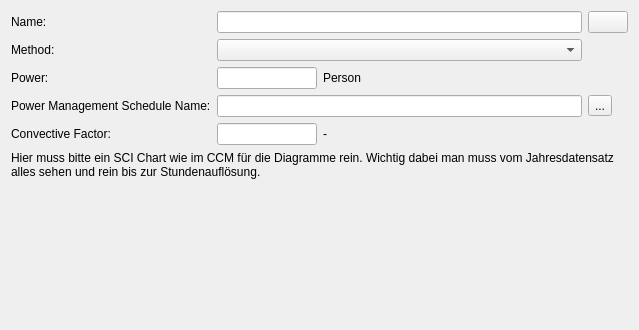
Before: the Qt Designer form SIM-VICUS/src/SVDBInternalLoadsLightsEditWidget.ui in ghorwin/SIM-VICUS, drawn with Qt 5.
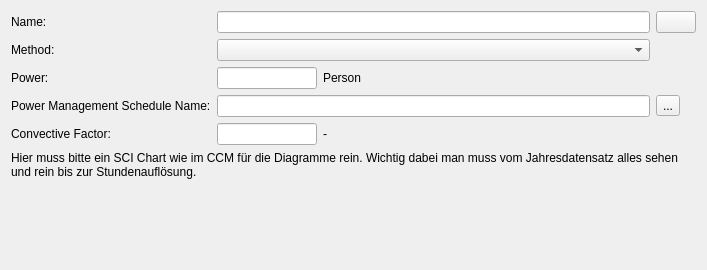
After: the same form once the commit is applied. Custom widgets are drawn as their Qt base class.

Commit message: MinimumSize removed

```diff
--- a/SIM-VICUS/src/SVDBInternalLoadsLightsEditWidget.ui
+++ b/SIM-VICUS/src/SVDBInternalLoadsLightsEditWidget.ui
@@ -6,8 +6,8 @@
    <rect>
     <x>0</x>
     <y>0</y>
-    <width>639</width>
-    <height>330</height>
+    <width>707</width>
+    <height>270</height>
    </rect>
   </property>
   <property name="windowTitle">
```
Left out of the diff: 18 changed lines with no effect on the pictures.
